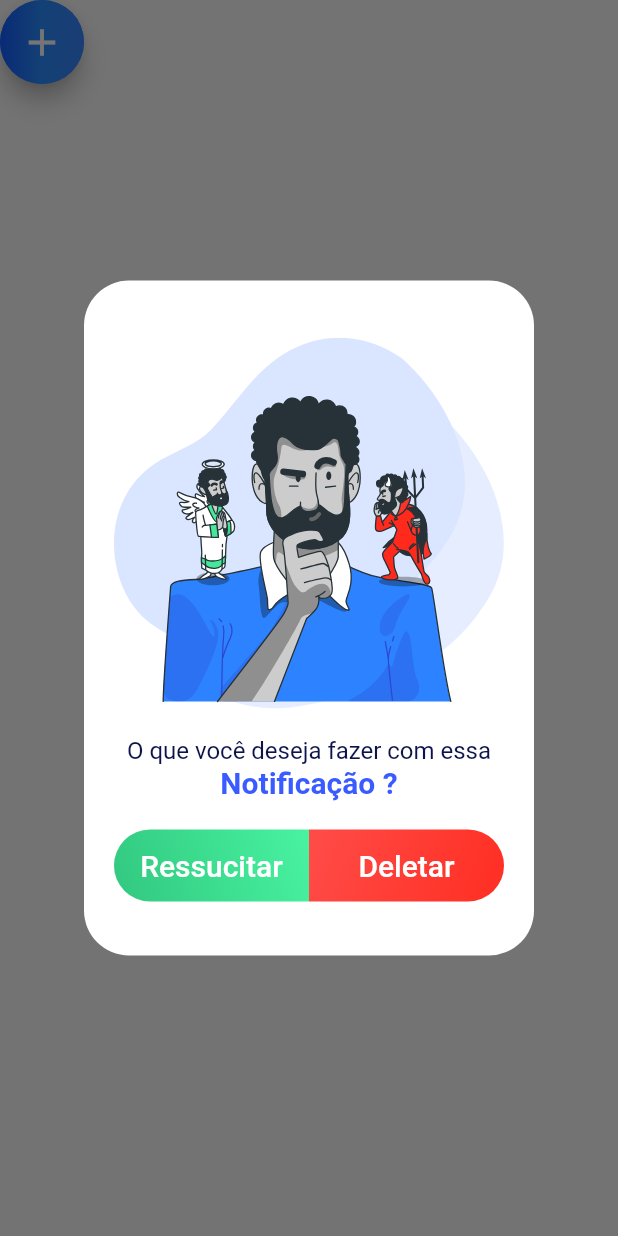
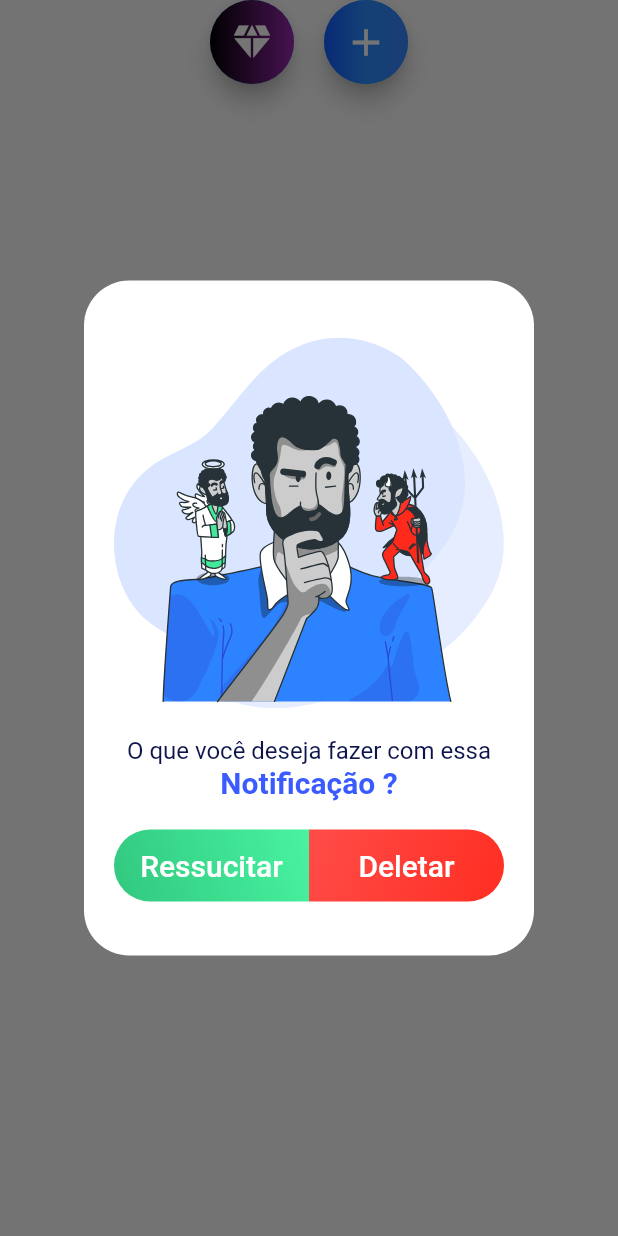
Before and after one commit to RicMerces/layoutNotify, a Flutter app: the AddButton widget shown alone on an empty page, opened directly, after a tap on the "add" icon, on a phone screen of 412 x 824 dp. Run offline on Flutter 3.47's test engine with Material 2 defaults, Android fonts, the phone set to English and light mode, and no system bars; our stand-ins replace flutter_spinkit, flutter_svg; network calls fail.

Commit message:
Success button

```diff
--- a/notify_layout/lib/app/screens/home/widget/add_button.dart
+++ b/notify_layout/lib/app/screens/home/widget/add_button.dart
@@ -6,7 +6,103 @@ class AddButton extends StatelessWidget {
 
   @override
   Widget build(BuildContext context) {
-    return FloatingActionButton(
+    return Row(
+      mainAxisAlignment: MainAxisAlignment.center,
+      children: [
+        FloatingActionButton(
+          child: Container(
+            width: 60,
+            height: 60,
+            decoration: const BoxDecoration(
+              shape: BoxShape.circle,
+              gradient: LinearGradient(
+                colors: [
+                  Colors.black,
+                  Colors.purple,
+                ],
+              ),
+            ),
+            child: const Icon(
+              Icons.diamond_sharp,
+              size: 30,
+            ),
+          ),
+          onPressed: () => showDialog(
+            context: context,
+            builder: ((context) => Center(
+                  child: Container(
+                    decoration: BoxDecoration(
+                      color: Colors.white,
+                      borderRadius: BorderRadius.circular(30),
+                    ),
+                    padding: const EdgeInsets.all(20),
+                    height: 450,
+                    width: 300,
+                    child: Column(
+                      children: [
+                        SvgPicture.asset('assets/svg/SUCCESS.svg'),
+                        const Text(
+                          'Sucesso ! ',
+                          style: TextStyle(
+                            color: Color(0xff395BFF),
+                            fontSize: 24,
+                            fontWeight: FontWeight.bold,
+                          ),
+                          textAlign: TextAlign.center,
+                        ),
+                        const Text(
+                          'Sua Notificação foi criada e adicionada a Home de Notificações ativas e caso ela seja recorrente ela também sera encontrada na aba de Recorrentes. Aguarde que em breve vai rolar um Notify ! ',
+                          style: TextStyle(
+                            color: Color(0xffA1A1A1),
+                            fontSize: 16,
+                          ),
+                          textAlign: TextAlign.center,
+                        ),
+                        const SizedBox(
+                          height: 20,
+                        ),
+                        Expanded(
+                          child: Row(
+                            mainAxisAlignment: MainAxisAlignment.center,
+                            children: [
+                              TextButton(
+                                onPressed: () {},
+                                child: Container(
+                                  width: 240,
+                                  padding: const EdgeInsets.all(20),
+                                  decoration: BoxDecoration(
+                                    borderRadius: BorderRadius.circular(30),
+                                    gradient: const LinearGradient(
+                                      colors: [
+                                        Color(0xff238AFF),
+                                        Color(0xff0278FF),
+                                      ],
+                                      begin: Alignment.topLeft,
+                                      end: Alignment.bottomRight,
+                                    ),
+                                  ),
+                                  child: const Text(
+                                    'Criar',
+                                    style: TextStyle(
+                                      color: Colors.white,
+                                    ),
+                                    textAlign: TextAlign.center,
+                                  ),
+                                ),
+                              ),
+                            ],
+                          ),
+                        ),
+                      ],
+                    ),
+                  ),
+                )),
+          ),
+        ),
+        const SizedBox(
+          width: 20,
+        ),
+        FloatingActionButton(
           child: Container(
             width: 60,
             height: 60,
@@ -124,6 +220,8 @@ class AddButton extends StatelessWidget {
                   ),
                 )),
           ),
+        ),
+      ],
     );
   }
 }
--- a/notify_layout/lib/main.dart
+++ b/notify_layout/lib/main.dart
@@ -1,11 +1,11 @@
 import 'package:flutter/material.dart';
-import 'package:notify_layout/app/screens/create/create_notify.dart';
+import 'package:notify_layout/app/screens/home/notify_active_screen.dart';
 
 void main() {
   runApp(
     const MaterialApp(
       debugShowCheckedModeBanner: false,
-      home: CreateNotify(),
+      home: NotifyActiveScreen(),
     ),
   );
 }
```
Also changed, not shown: notify_layout/assets/svg/SUCCESS.svg. Lines whose indentation alone changed are shown as unchanged.
